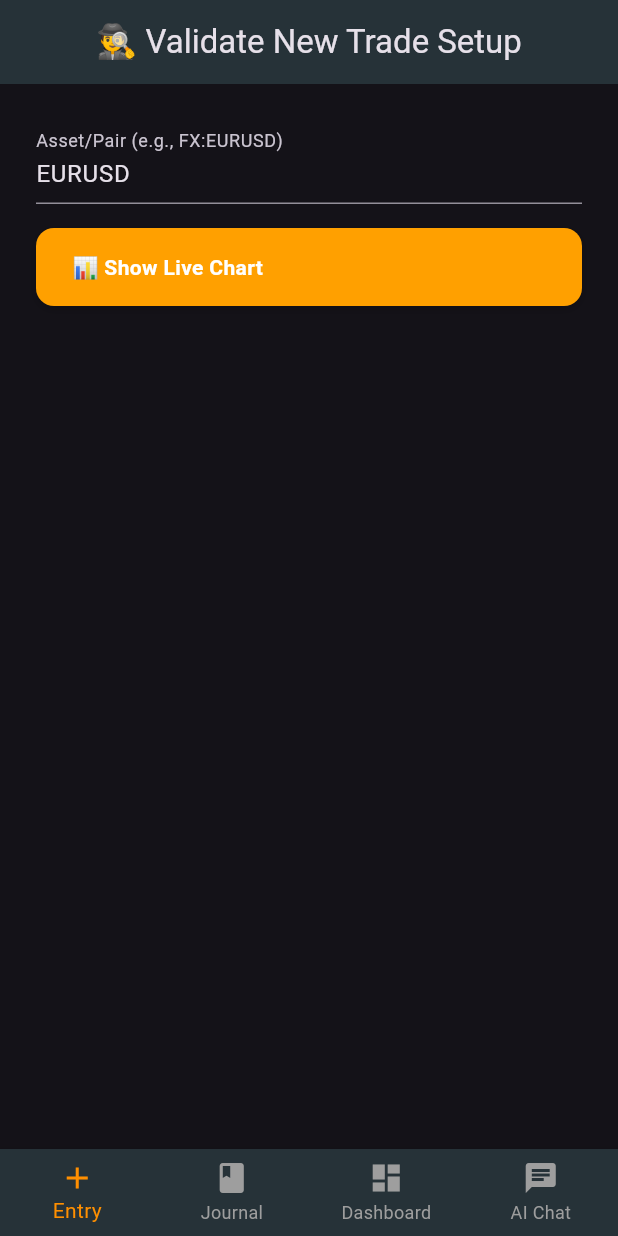
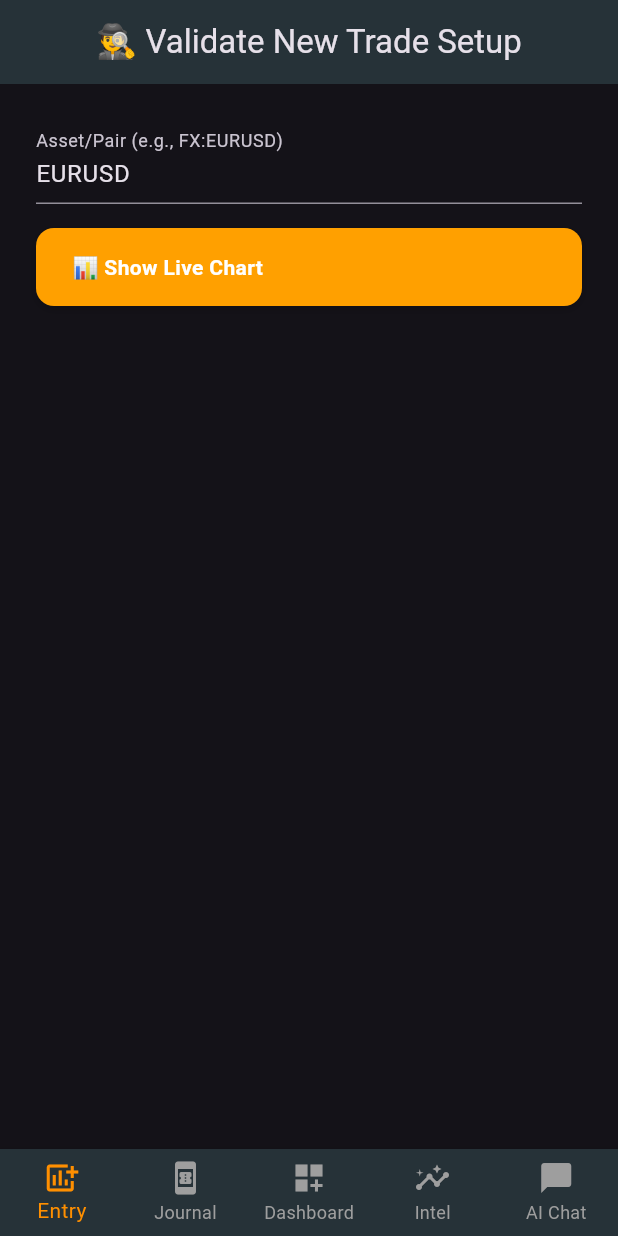
Before and after one commit to mulkymalikuldhrs/Trading-Plan-AI-Interactive, a Flutter app: the screen it shows after launch, on a phone screen of 412 x 824 dp. Run offline on Flutter 3.47's test engine with Material 3 defaults, Android fonts, the phone set to English and light mode, and no system bars; our stand-ins replace fl_chart, speech_to_text; missing offline and left inert: dart:html.

```diff
--- a/flutter_app/lib/main.dart
+++ b/flutter_app/lib/main.dart
@@ -6,6 +6,7 @@ import 'ui/pages/entry_page.dart';
 import 'ui/pages/journal_page.dart';
 import 'ui/pages/dashboard_page.dart';
 import 'ui/pages/chat_page.dart';
+import 'ui/pages/intel_tab.dart';
 
 void main() {
   runApp(
@@ -20,7 +21,7 @@ class MyApp extends StatelessWidget {
   @override
   Widget build(BuildContext context) {
     return MaterialApp(
-      title: 'MULKY AI TRADING OS',
+      title: 'Dhaher Trading Plan AI',
       theme: ThemeData.dark(),
       home: MainPage(),
     );
@@ -38,6 +39,7 @@ class _MainPageState extends State<MainPage> {
     EntryPage(),
     JournalPage(),
     DashboardPage(),
+    IntelTab(),
     ChatPage(),
   ];
 
@@ -95,10 +97,11 @@ class _MainPageState extends State<MainPage> {
       ),
       bottomNavigationBar: BottomNavigationBar(
         items: const <BottomNavigationBarItem>[
-          BottomNavigationBarItem(icon: Icon(Icons.add), label: 'Entry'),
-          BottomNavigationBarItem(icon: Icon(Icons.book), label: 'Journal'),
-          BottomNavigationBarItem(icon: Icon(Icons.dashboard), label: 'Dashboard'),
-          BottomNavigationBarItem(icon: Icon(Icons.chat), label: 'AI Chat'),
+          BottomNavigationBarItem(icon: Icon(Icons.add_chart), label: 'Entry'),
+          BottomNavigationBarItem(icon: Icon(Icons.book_online), label: 'Journal'),
+          BottomNavigationBarItem(icon: Icon(Icons.dashboard_customize), label: 'Dashboard'),
+          BottomNavigationBarItem(icon: Icon(Icons.insights), label: 'Intel'),
+          BottomNavigationBarItem(icon: Icon(Icons.chat_bubble), label: 'AI Chat'),
         ],
         currentIndex: _selectedIndex,
         selectedItemColor: lockoutService.isLocked ? Colors.grey : Colors.amber[800],
```
Also changed, not shown: 7 other files.
